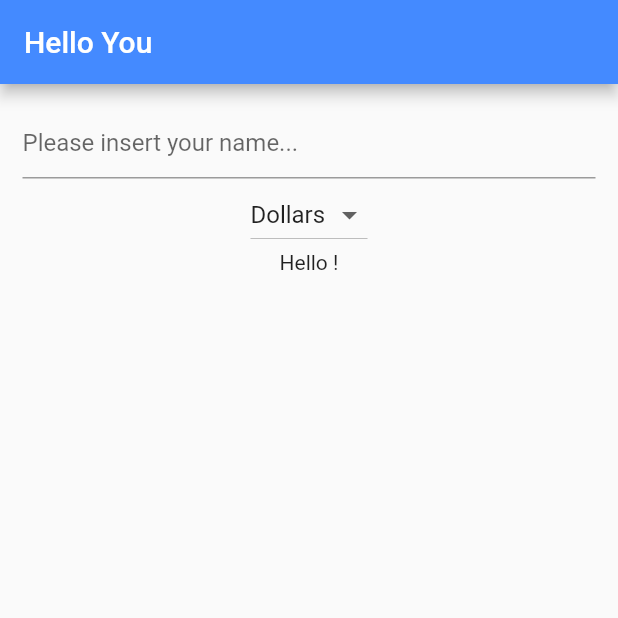
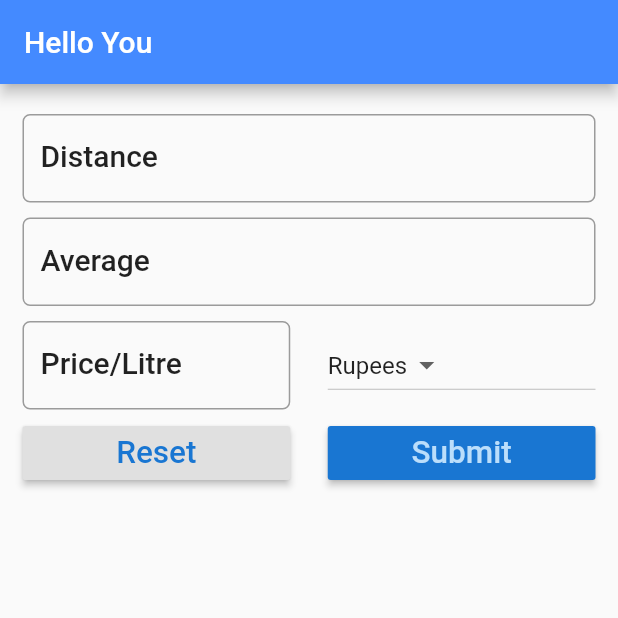
Before and after one commit to adityatyagi/flutter-stateful-widgets, a Flutter app: the screen it shows after launch, on a phone screen of 412 x 824 dp, the top half of it. Run offline on Flutter 3.47's test engine with Material 2 defaults, Android fonts, the phone set to English and light mode, and no system bars.

Commit message:
[module completed] UI and basic functionality done for Trip Cost App

```diff
--- a/lib/main.dart
+++ b/lib/main.dart
@@ -7,28 +7,36 @@ class MyApp extends StatelessWidget {
   @override
   Widget build(BuildContext context) {
     return MaterialApp(
-      title: 'Hello You',
-      theme: ThemeData(
-        primarySwatch: Colors.blue,
-      ),
-      home: HelloYou(),
+      title: 'Trip Cost Calculator',
+      home: new FuelForm(),
     );
   }
 }
 
-class HelloYou extends StatefulWidget {
+class FuelForm extends StatefulWidget {
   @override
   State<StatefulWidget> createState() {
-    return _HelloYouState();
+    return _FuelFormState();
   }
 }
 
-class _HelloYouState extends State<HelloYou> {
-  String name = '';
-  final _currencies = ['Dollars', 'Euro', 'Pounds', 'Yen'];
-  String _currency = 'Dollars';
+class _FuelFormState extends State<FuelForm> {
+  String result = '';
+  final _currencies = ['Rupees', 'Dollars', 'Euro', 'Pounds', 'Yen'];
+  String _currency = 'Rupees';
+
+  // creating constants for fixed spacing - padding, margins
+  final double _formDistance = 5.0;
+
+  // like FormControl in Angular
+  TextEditingController distanceController = TextEditingController();
+  TextEditingController avgController = TextEditingController();
+  TextEditingController priceController = TextEditingController();
+
   @override
   Widget build(BuildContext context) {
+    // theming the text input
+    TextStyle textStyle = Theme.of(context).textTheme.title;
     return Scaffold(
       appBar:
           AppBar(title: Text("Hello You"), backgroundColor: Colors.blueAccent),
@@ -36,17 +44,61 @@ class _HelloYouState extends State<HelloYou> {
         padding: EdgeInsets.all(15.0),
         child: Column(
           children: <Widget>[
-            TextField(
+            Padding(
+              padding:
+                  EdgeInsets.only(bottom: _formDistance, top: _formDistance),
+              child: TextField(
+                controller: distanceController,
                 decoration: InputDecoration(
-                hintText: 'Please insert your name...',
+                  labelText: 'Distance',
+                  hintText: 'e.g. 124',
+                  labelStyle: textStyle,
+                  border: OutlineInputBorder(
+                    borderRadius: BorderRadius.circular(5.0),
                   ),
-              onChanged: (String string) {
-                setState(() {
-                  name = string;
-                });
-              },
                 ),
-            DropdownButton<String>(
+                keyboardType: TextInputType.number,
+              ),
+            ),
+            Padding(
+              padding:
+                  EdgeInsets.only(bottom: _formDistance, top: _formDistance),
+              child: TextField(
+                controller: avgController,
+                decoration: InputDecoration(
+                  labelText: 'Average',
+                  hintText: 'e.g. 17',
+                  labelStyle: textStyle,
+                  border: OutlineInputBorder(
+                    borderRadius: BorderRadius.circular(5.0),
+                  ),
+                ),
+                keyboardType: TextInputType.number,
+              ),
+            ),
+            Padding(
+              padding: EdgeInsets.only(
+                bottom: _formDistance,
+                top: _formDistance,
+              ),
+              child: Row(children: <Widget>[
+                Expanded(
+                  child: TextField(
+                    controller: priceController,
+                    decoration: InputDecoration(
+                      labelText: 'Price/Litre',
+                      hintText: 'e.g. 80',
+                      labelStyle: textStyle,
+                      border: OutlineInputBorder(
+                        borderRadius: BorderRadius.circular(5.0),
+                      ),
+                    ),
+                    keyboardType: TextInputType.number,
+                  ),
+                ),
+                Container(width: _formDistance * 5),
+                Expanded(
+                  child: DropdownButton<String>(
                     items: _currencies.map((String value) {
                       return DropdownMenuItem(
                         value: value,
@@ -58,7 +110,45 @@ class _HelloYouState extends State<HelloYou> {
                       _onDropdownChanged(value);
                     },
                   ),
-            Text('Hello ' + name + '!'),
+                )
+              ]),
+            ),
+            Row(
+              children: <Widget>[
+                Expanded(
+                  child: RaisedButton(
+                    color: Theme.of(context).buttonColor,
+                    textColor: Theme.of(context).primaryColorDark,
+                    onPressed: () {
+                      setState(() {
+                        _reset();
+                      });
+                    },
+                    child: Text(
+                      'Reset',
+                      textScaleFactor: 1.5,
+                    ),
+                  ),
+                ),
+                Container(width: _formDistance * 5),
+                Expanded(
+                  child: RaisedButton(
+                    color: Theme.of(context).primaryColorDark,
+                    textColor: Theme.of(context).primaryColorLight,
+                    onPressed: () {
+                      setState(() {
+                        result = _calculate();
+                      });
+                    },
+                    child: Text(
+                      'Submit',
+                      textScaleFactor: 1.5,
+                    ),
+                  ),
+                )
+              ],
+            ),
+            Text(result),
           ],
         ),
       ),
@@ -70,4 +160,27 @@ class _HelloYouState extends State<HelloYou> {
       this._currency = value;
     });
   }
+
+  String _calculate() {
+    double _distance = double.parse(distanceController.text);
+    double _fuelCost = double.parse(priceController.text);
+    double _consumption = double.parse(avgController.text);
+
+    double _totalCost = _distance / _consumption * _fuelCost;
+    String _result = ' The total cost of your trip is ' +
+        _totalCost.toStringAsFixed(2) +
+        ' ' +
+        _currency;
+    return _result;
   }
+
+  void _reset() {
+    distanceController.text = '';
+    priceController.text = '';
+    avgController.text = '';
+
+    setState(() {
+      result = '';
+    });
+  }
+}
```
Also changed, not shown: 1 other file. Lines whose indentation alone changed are shown as unchanged.
